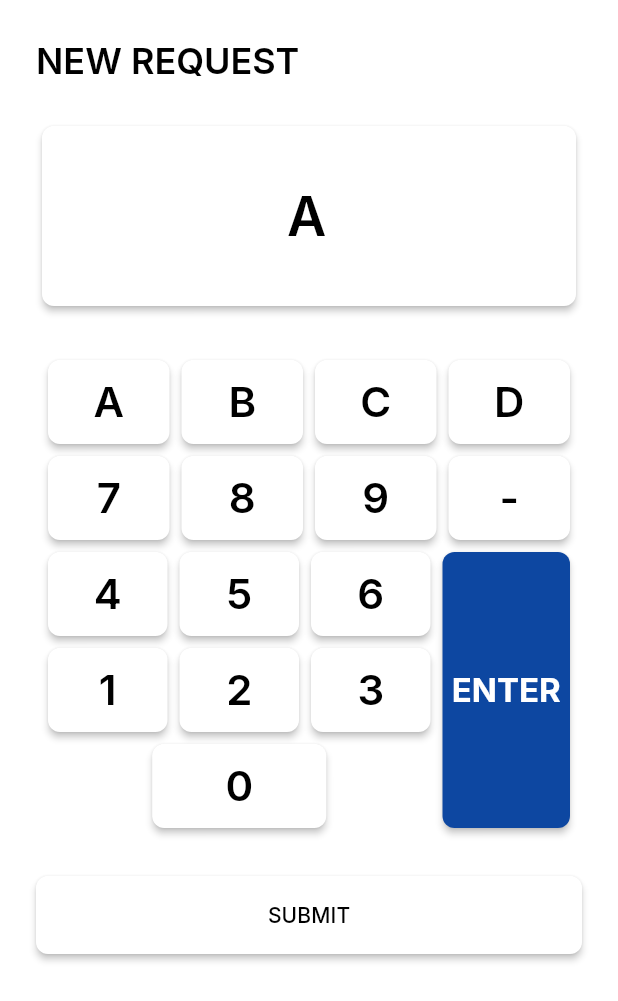
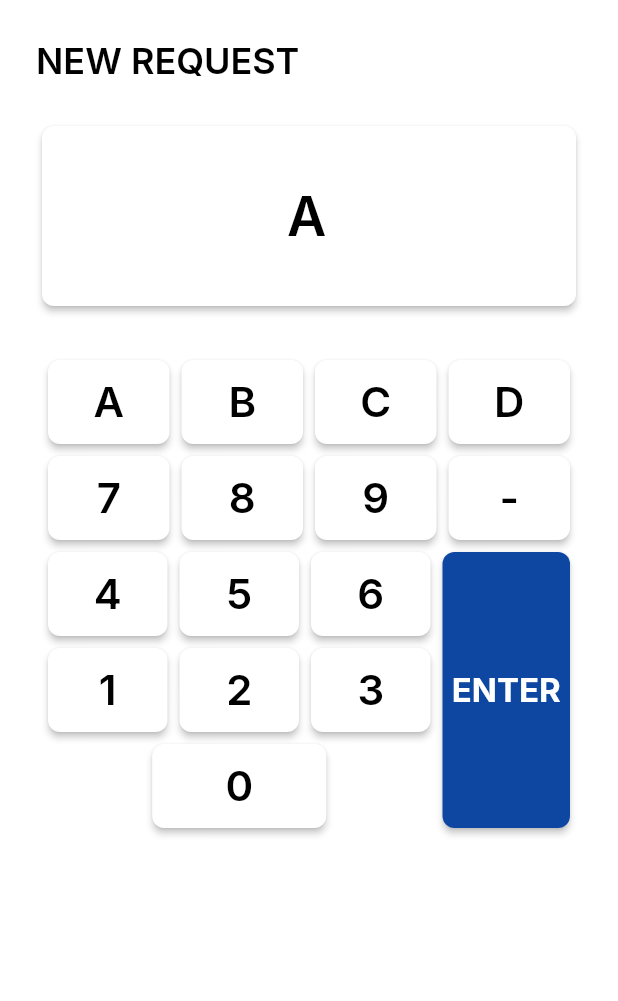
Before and after one commit to joemc3/poster-runner, a Flutter app: the RequestEntryScreen screen opened directly, after a tap on an icon or button, on a phone screen of 412 x 824 dp. Shown: the top 1001 px of the screen. Run offline on Flutter 3.47's test engine with Material 3 defaults, Android fonts, the phone set to English and light mode, and no system bars; our stand-ins replace google_fonts, hive, hive_flutter, permission_handler; missing offline and left inert: ble_peripheral, flutter_reactive_ble; accounts and stored records are empty.

Commit message:
Remove Submit button and add read-only input during submission
Front Desk Request Entry UX improvements for fast-paced data entry:
- Remove redundant Submit button (ENTER key and keypad ENTER still work)
- Make text input read-only during submission to prevent accidental typing
- Update UX specification to document new behavior

This prevents operators from starting to type the next poster number
before the current submission completes and clears the input field.

```diff
--- a/app/lib/screens/front_desk/request_entry_screen.dart
+++ b/app/lib/screens/front_desk/request_entry_screen.dart
@@ -11,13 +11,14 @@ import '../../widgets/poster_entry_keypad.dart';
 /// Purpose: Fast poster number entry and submission
 ///
 /// Key Features:
-/// - Large input field for poster number entry
-/// - Large, accessible submit button (56dp height)
+/// - Large input field for poster number entry (becomes read-only during submission)
+/// - Custom keypad with ENTER button for submission
+/// - Keyboard Enter key also triggers submission
 /// - Status feedback area showing last submission result
 /// - Auto-clear input on successful submission
 ///
 /// Phase 3 Status: IMPLEMENTED - Uses FrontDeskProvider for state management
-/// Phase 4 TODO: Connect to BLE service for transmission to Back Office
+/// Phase 5 Status: COMPLETE - Connected to BLE service for transmission to Back Office
 
 class RequestEntryScreen extends StatefulWidget {
   const RequestEntryScreen({super.key});
@@ -37,9 +38,14 @@ class _RequestEntryScreenState extends State<RequestEntryScreen> {
 
   /// Handle keypad character press
   ///
-  /// Appends the character to the text field.
+  /// Appends the character to the text field if not currently submitting.
   void _handleCharacterPressed(String character) {
-    _posterNumberController.text += character;
+    final frontDeskProvider = Provider.of<FrontDeskProvider>(context, listen: false);
+
+    // Prevent input during submission
+    if (!frontDeskProvider.isSubmitting) {
+      _posterNumberController.text += character;
+    }
   }
 
   /// Handle submit button press
@@ -124,6 +130,7 @@ class _RequestEntryScreenState extends State<RequestEntryScreen> {
                           children: [
                             TextField(
                               controller: _posterNumberController,
+                              readOnly: frontDeskProvider.isSubmitting, // Prevent input during submission
                               textAlign: TextAlign.center,
                               style: textTheme.displaySmall?.copyWith(
                                 fontWeight: FontWeight.w600,
@@ -152,27 +159,6 @@ class _RequestEntryScreenState extends State<RequestEntryScreen> {
                     PosterEntryKeypad(
                       onCharacterPressed: _handleCharacterPressed,
                       onEnterPressed: _handleSubmit,
-                    ),
-                    const SizedBox(height: 24),
-
-                    // Submit button
-                    ElevatedButton(
-                      onPressed: frontDeskProvider.isSubmitting ? null : _handleSubmit,
-                      child: frontDeskProvider.isSubmitting
-                          ? SizedBox(
-                              height: 24,
-                              width: 24,
-                              child: CircularProgressIndicator(
-                                strokeWidth: 2,
-                                valueColor: AlwaysStoppedAnimation<Color>(
-                                  colorScheme.onPrimary, // Use theme color (white in light, black in dark)
-                                ),
-                              ),
-                            )
-                          : Text(
-                              'SUBMIT',
-                              style: textTheme.labelLarge,
-                            ),
                     ),
                     const SizedBox(height: 32),
 
```
Also changed, not shown: 1 other file.
